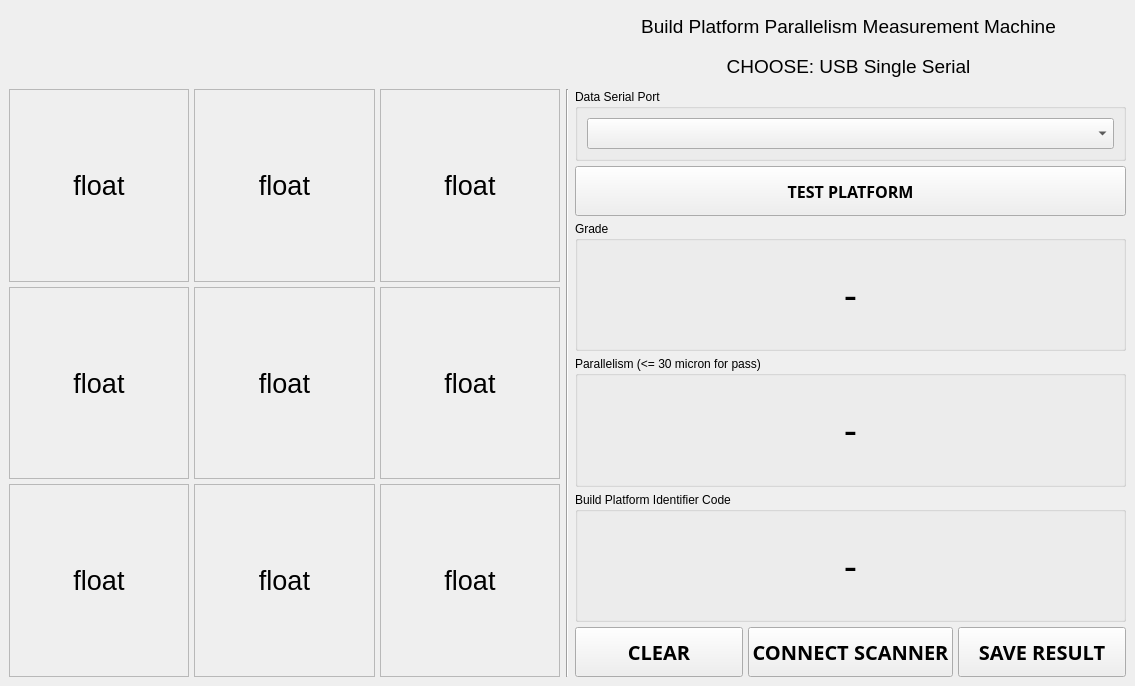
The window that qt-platform-parallelism/form.ui (losgab/micrometer-parallelism-qc) describes before a commit, drawn with Qt 5.
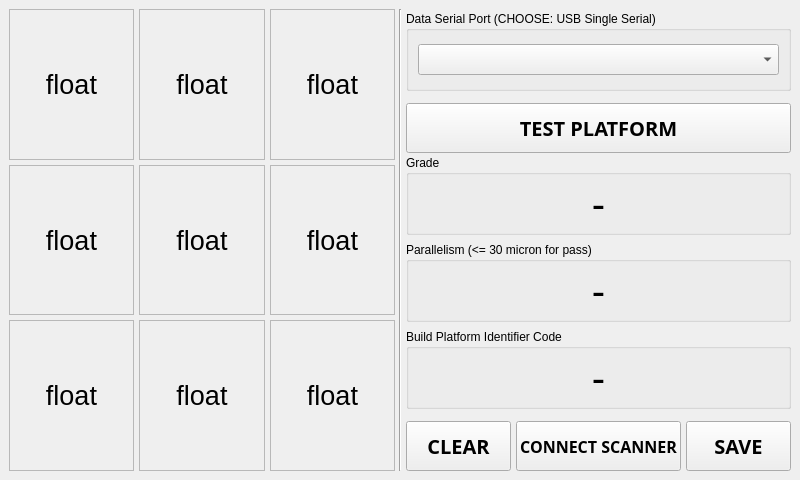
The same window after the commit. Icons and pictures are not drawn.

Commit message: revised window size for new screen

```diff
--- a/qt-platform-parallelism/form.ui
+++ b/qt-platform-parallelism/form.ui
@@ -6,14 +6,14 @@
    <rect>
     <x>0</x>
     <y>0</y>
-    <width>1135</width>
-    <height>686</height>
+    <width>800</width>
+    <height>480</height>
    </rect>
   </property>
   <property name="maximumSize">
    <size>
-    <width>1920</width>
-    <height>1080</height>
+    <width>800</width>
+    <height>480</height>
    </size>
   </property>
   <property name="windowTitle">
@@ -23,72 +23,12 @@
    <bool>true</bool>
   </property>
   <widget class="QWidget" name="centralwidget">
-   <layout class="QVBoxLayout" name="verticalLayout" stretch="1,8">
-    <item>
-     <layout class="QHBoxLayout" name="horizontalLayout_5">
-      <item>
-       <widget class="QLabel" name="label_23">
-        <property name="maximumSize">
-         <size>
-          <width>16777215</width>
-          <height>150</height>
-         </size>
-        </property>
-        <property name="autoFillBackground">
-         <bool>true</bool>
-        </property>
-        <property name="text">
-         <string/>
-        </property>
-        <property name="textFormat">
-         <enum>Qt::RichText</enum>
-        </property>
-        <property name="pixmap">
-         <pixmap>img/asiga-logo.png</pixmap>
-        </property>
-        <property name="alignment">
-         <set>Qt::AlignCenter</set>
-        </property>
-       </widget>
-      </item>
-      <item>
-       <layout class="QVBoxLayout" name="verticalLayout_4">
-        <item>
-         <widget class="QLabel" name="label_22">
-          <property name="font">
-           <font>
-            <pointsize>14</pointsize>
-           </font>
-          </property>
-          <property name="text">
-           <string>Build Platform Parallelism Measurement Machine</string>
-          </property>
-          <property name="alignment">
-           <set>Qt::AlignCenter</set>
-          </property>
-         </widget>
-        </item>
-        <item>
-         <widget class="QLabel" name="label_24">
-          <property name="font">
-           <font>
-            <pointsize>14</pointsize>
-           </font>
-          </property>
-          <property name="text">
-           <string>CHOOSE: USB Single Serial</string>
-          </property>
-          <property name="alignment">
-           <set>Qt::AlignCenter</set>
-          </property>
-         </widget>
-        </item>
-       </layout>
-      </item>
-     </layout>
-    </item>
+   <layout class="QVBoxLayout" name="verticalLayout" stretch="8">
     <item>
      <layout class="QHBoxLayout" name="horizontalLayout_4" stretch="0,0,0">
+      <property name="spacing">
+       <number>4</number>
+      </property>
       <item>
        <layout class="QVBoxLayout" name="verticalLayout_2" stretch="1,1,1">
         <property name="spacing">
@@ -103,7 +43,7 @@
            <widget class="QLabel" name="data1">
             <property name="minimumSize">
              <size>
-              <width>100</width>
+              <width>120</width>
               <height>100</height>
              </size>
             </property>
@@ -136,7 +76,7 @@
            <widget class="QLabel" name="data2">
             <property name="minimumSize">
              <size>
-              <width>100</width>
+              <width>120</width>
               <height>100</height>
              </size>
             </property>
@@ -169,7 +109,7 @@
            <widget class="QLabel" name="data3">
             <property name="minimumSize">
              <size>
-              <width>100</width>
+              <width>120</width>
               <height>100</height>
              </size>
             </property>
@@ -209,7 +149,7 @@
            <widget class="QLabel" name="data4">
             <property name="minimumSize">
              <size>
-              <width>100</width>
+              <width>120</width>
               <height>100</height>
              </size>
             </property>
@@ -239,7 +179,7 @@
            <widget class="QLabel" name="data5">
             <property name="minimumSize">
              <size>
-              <width>100</width>
+              <width>120</width>
               <height>100</height>
              </size>
             </property>
@@ -269,7 +209,7 @@
            <widget class="QLabel" name="data6">
             <property name="minimumSize">
              <size>
-              <width>100</width>
+              <width>120</width>
               <height>100</height>
              </size>
             </property>
@@ -306,7 +246,7 @@
            <widget class="QLabel" name="data7">
             <property name="minimumSize">
              <size>
-              <width>100</width>
+              <width>120</width>
               <height>100</height>
              </size>
             </property>
@@ -336,7 +276,7 @@
            <widget class="QLabel" name="data8">
             <property name="minimumSize">
              <size>
-              <width>100</width>
+              <width>120</width>
               <height>100</height>
              </size>
             </property>
@@ -366,7 +306,7 @@
            <widget class="QLabel" name="data9">
             <property name="minimumSize">
              <size>
-              <width>100</width>
+              <width>120</width>
               <height>100</height>
              </size>
             </property>
@@ -431,8 +371,14 @@
         </property>
         <item>
          <widget class="QGroupBox" name="serialport_title1">
+          <property name="maximumSize">
+           <size>
+            <width>16777215</width>
+            <height>80</height>
+           </size>
+          </property>
           <property name="title">
-           <string>Data Serial Port</string>
+           <string>Data Serial Port (CHOOSE: USB Single Serial)</string>
           </property>
           <layout class="QGridLayout" name="gridLayout_2">
            <item row="0" column="0">
@@ -458,20 +404,20 @@
          <widget class="QPushButton" name="button_test">
           <property name="minimumSize">
            <size>
-            <width>200</width>
+            <width>100</width>
             <height>50</height>
            </size>
           </property>
           <property name="maximumSize">
            <size>
             <width>3000</width>
-            <height>50</height>
+            <height>40</height>
            </size>
           </property>
           <property name="font">
            <font>
             <family>Cascadia Code</family>
-            <pointsize>12</pointsize>
+            <pointsize>15</pointsize>
             <bold>true</bold>
            </font>
           </property>
@@ -482,6 +428,12 @@
         </item>
         <item>
          <widget class="QGroupBox" name="grade">
+          <property name="maximumSize">
+           <size>
+            <width>16777215</width>
+            <height>80</height>
+           </size>
+          </property>
           <property name="title">
            <string>Grade</string>
           </property>
@@ -506,6 +458,12 @@
         </item>
         <item>
          <widget class="QGroupBox" name="parallelism">
+          <property name="maximumSize">
+           <size>
+            <width>16777215</width>
+            <height>80</height>
+           </size>
+          </property>
           <property name="title">
            <string>Parallelism (&lt;= 30 micron for pass)</string>
           </property>
@@ -530,6 +488,12 @@
         </item>
         <item>
          <widget class="QGroupBox" name="identifier">
+          <property name="maximumSize">
+           <size>
+            <width>16777215</width>
+            <height>80</height>
+           </size>
+          </property>
           <property name="title">
            <string>Build Platform Identifier Code</string>
           </property>
@@ -565,7 +529,7 @@
             <property name="maximumSize">
              <size>
               <width>16777215</width>
-              <height>50</height>
+              <height>40</height>
              </size>
             </property>
             <property name="font">
@@ -591,13 +555,13 @@
             <property name="maximumSize">
              <size>
               <width>250</width>
-              <height>50</height>
+              <height>40</height>
              </size>
             </property>
             <property name="font">
              <font>
               <family>Cascadia Code</family>
-              <pointsize>15</pointsize>
+              <pointsize>12</pointsize>
               <bold>true</bold>
              </font>
             </property>
@@ -620,7 +584,7 @@
             <property name="maximumSize">
              <size>
               <width>16777215</width>
-              <height>50</height>
+              <height>40</height>
              </size>
             </property>
             <property name="font">
@@ -631,7 +595,7 @@
              </font>
             </property>
             <property name="text">
-             <string>SAVE RESULT</string>
+             <string>SAVE</string>
             </property>
             <property name="autoDefault">
              <bool>false</bool>
```
The commit also changes 3 other files.
